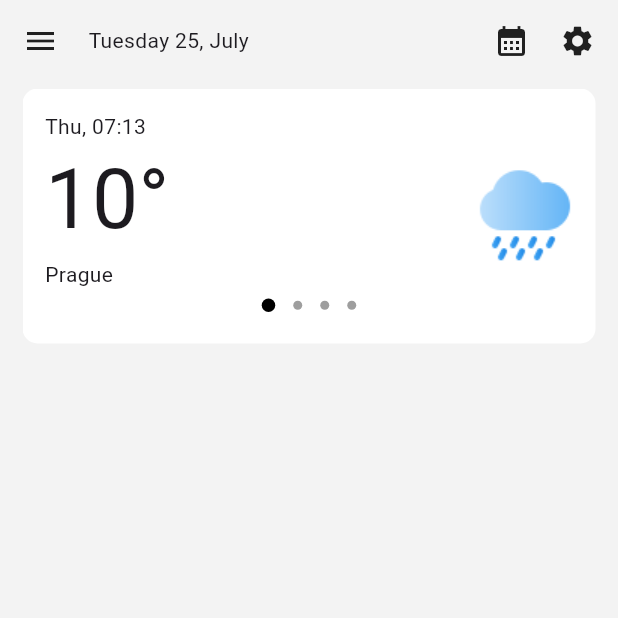
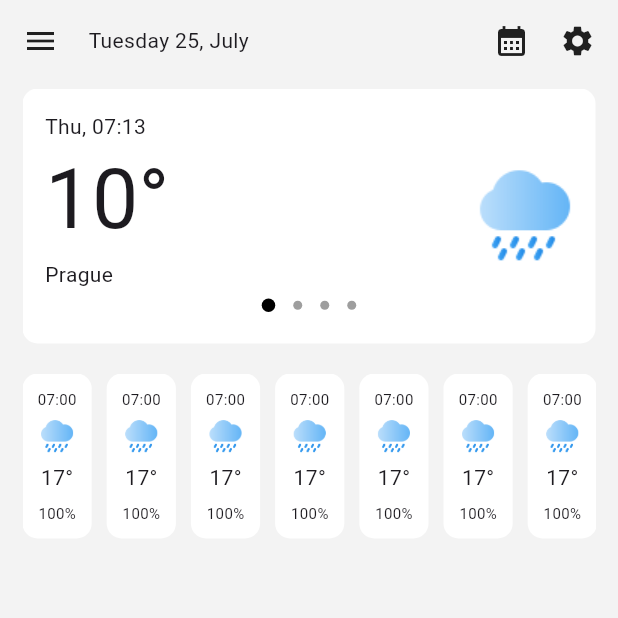
Before and after one commit to mkljucevic/weather_app, a Flutter app: the screen it shows after launch, on a phone screen of 412 x 824 dp, the top half of it. Run offline on Flutter 3.47's test engine with Material 3 defaults, Android fonts, the phone set to English and light mode, and no system bars; drawn by our look-alikes of dots_indicator.

Commit message:
feat: add UI layout

```diff
--- /dev/null
+++ b/lib/components/hourly_forecast_card.dart
@@ -0,0 +1,34 @@
+import 'package:flutter/material.dart';
+
+class HourlyForecastCard extends StatelessWidget {
+  const HourlyForecastCard({super.key});
+
+  @override
+  Widget build(BuildContext context) {
+    return Container(
+      padding: const EdgeInsets.symmetric(horizontal: 10, vertical: 10),
+      decoration: BoxDecoration(
+        borderRadius: BorderRadius.circular(10),
+        color: Colors.white,
+      ),
+      child: Column(
+        mainAxisAlignment: MainAxisAlignment.spaceBetween,
+        children: [
+          const Text(
+            '07:00',
+            style: TextStyle(fontSize: 10),
+          ),
+          Image.asset(
+            'assets/heavy-rain.png',
+            scale: 2.8,
+          ),
+          const Text('17°'),
+          const Text(
+            '100%',
+            style: TextStyle(fontSize: 10),
+          ),
+        ],
+      ),
+    );
+  }
+}
--- a/lib/views/home_page.dart
+++ b/lib/views/home_page.dart
@@ -1,4 +1,5 @@
 import 'package:flutter/material.dart';
+import 'package:weather_app/components/hourly_forecast_card.dart';
 import 'package:weather_app/components/main_weather_display_card.dart';
 
 class HomePage extends StatefulWidget {
@@ -45,11 +46,28 @@ class _HomePageState extends State<HomePage> {
                 ),
                 child: PageView(
                   scrollDirection: Axis.horizontal,
-                  children: [
+                  children: const [
                     MainWeatherDisplayCard(),
                     MainWeatherDisplayCard(),
                     MainWeatherDisplayCard(),
                   ],
+                ),
+              ),
+              const SizedBox(height: 20),
+              Container(
+                height: 110,
+                decoration: BoxDecoration(
+                  borderRadius: BorderRadius.circular(10),
+                ),
+                child: ListView.builder(
+                  scrollDirection: Axis.horizontal,
+                  itemCount: 10,
+                  itemBuilder: (context, index) {
+                    return const Padding(
+                      padding: EdgeInsets.only(right: 10),
+                      child: HourlyForecastCard(),
+                    );
+                  },
                 ),
               ),
             ],
```
